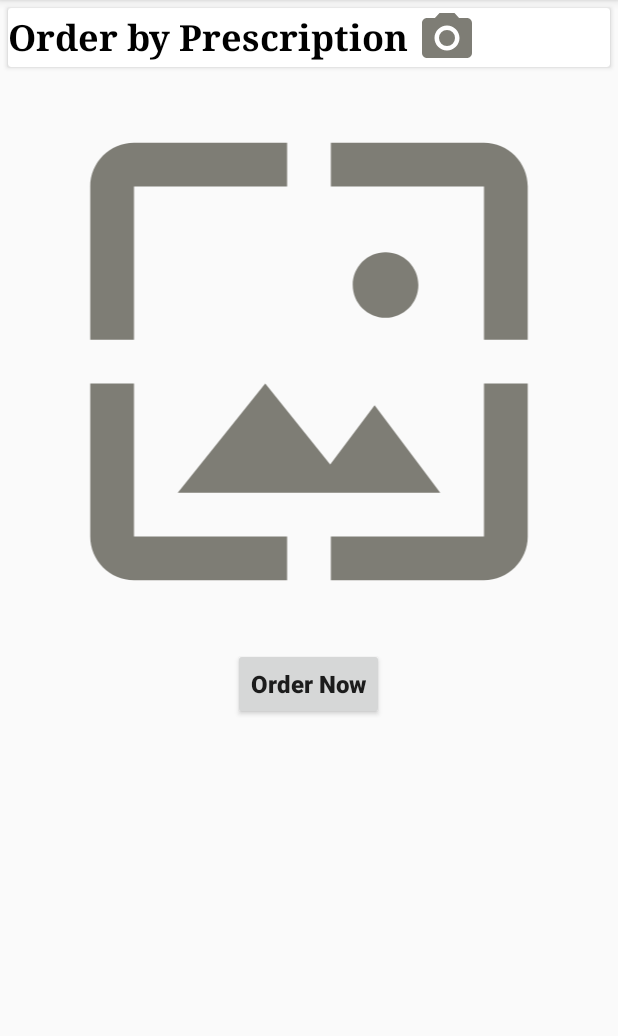
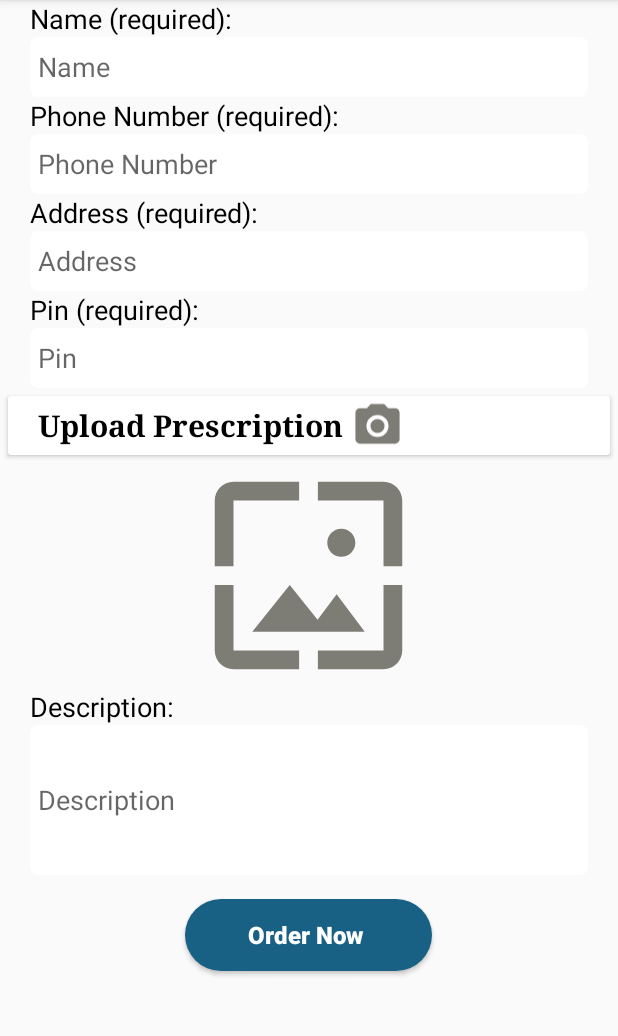
Before and after one commit to SMalik97/Ray_Medicine_cornar, an Android app: the orderby_Prescription screen opened directly, with no data from a screen before it, on a phone screen of 412 x 824 dp, the part 84-1120 px from its top. Run offline under Robolectric (Android 15) with nearby library versions, the phone set to English and light mode, and no system bars; our stand-ins replace Volley; libraries missing offline, so code that uses them is left out: com.afollestad.materialdialogs.

Commit message:
prescription Upload

```diff
--- a/app/build.gradle
+++ b/app/build.gradle
@@ -41,4 +41,5 @@ dependencies {
     implementation 'com.karumi:dexter:5.0.0'
     implementation 'com.android.support:support-v4:29.3.1'
     implementation 'com.github.bumptech.glide:glide:3.8.0'
+    implementation 'com.afollestad.material-dialogs:core:0.9.4.5'
 }
--- a/app/src/main/java/com/example/ray_medicals/OTP_Verification.java
+++ b/app/src/main/java/com/example/ray_medicals/OTP_Verification.java
@@ -131,7 +131,6 @@ String phone;
 
                 });
     }
-
     private void sendVerificationCode(String number){
 
         PhoneAuthProvider.getInstance().verifyPhoneNumber(
--- a/app/src/main/java/com/example/ray_medicals/orderby_Prescription.java
+++ b/app/src/main/java/com/example/ray_medicals/orderby_Prescription.java
@@ -6,8 +6,10 @@ import androidx.appcompat.app.AppCompatActivity;
 import androidx.core.app.ActivityCompat;
 
 import android.Manifest;
+import android.app.AlertDialog;
 import android.app.ProgressDialog;
 import android.content.Context;
+import android.content.DialogInterface;
 import android.content.Intent;
 import android.content.SharedPreferences;
 import android.content.pm.PackageManager;
@@ -15,12 +17,15 @@ import android.graphics.Bitmap;
 import android.graphics.BitmapFactory;
 import android.net.Uri;
 import android.os.Bundle;
+import android.provider.MediaStore;
 import android.util.Base64;
 import android.view.View;
 import android.widget.Button;
+import android.widget.EditText;
 import android.widget.ImageView;
 import android.widget.Toast;
 
+import com.afollestad.materialdialogs.MaterialDialog;
 import com.android.volley.AuthFailureError;
 import com.android.volley.Request;
 import com.android.volley.RequestQueue;
@@ -29,27 +34,47 @@ import com.android.volley.VolleyError;
 import com.android.volley.toolbox.StringRequest;
 import com.android.volley.toolbox.Volley;
 
+import org.json.JSONArray;
+import org.json.JSONException;
+import org.json.JSONObject;
+
 import java.io.ByteArrayOutputStream;
 import java.io.FileNotFoundException;
+import java.io.IOException;
 import java.io.InputStream;
+import java.util.ArrayList;
 import java.util.HashMap;
+import java.util.List;
 import java.util.Map;
 
 public class orderby_Prescription extends AppCompatActivity {
     ProgressDialog progressDialog;
-    final int CODE_GALLERY_REQUEST=999;
+    private int PICK_IMAGE_REQUEST = 1;
     private Bitmap bitmap;
     ImageView cam;
     String url="https://raymedicinecorner.com/android_app/prescription_order.php";
+    String url2="https://raymedicinecorner.com/android_app/user_details.php";
     ImageView pesimg;
     Button upload;
     String login_phone="Null";
-    String p;
+    String p,s;
+    List<List_Data_sl> list_data_sl;
+    String login_status="No";
+    EditText order_name,order_phone,order_address,order_description,pin;
 
     @Override
     protected void onCreate(Bundle savedInstanceState) {
         super.onCreate(savedInstanceState);
         setContentView(R.layout.activity_orderby__prescription);
+
+        list_data_sl=new ArrayList<>();
+
+
+        order_name=(EditText)findViewById(R.id.order_name);
+        order_phone=(EditText)findViewById(R.id.order_phone);
+        order_address=(EditText)findViewById(R.id.order_address);
+        order_description=(EditText)findViewById(R.id.order_description);
+        pin=(EditText)findViewById(R.id.order_pin);
 
         //initialize progress dialog
         progressDialog=new ProgressDialog(this);
@@ -59,6 +84,31 @@ public class orderby_Prescription extends AppCompatActivity {
         SharedPreferences b=getSharedPreferences(login_phone, Context.MODE_PRIVATE);
         p=b.getString("loginPhone","No");
 
+        SharedPreferences sta=getSharedPreferences(login_status, Context.MODE_PRIVATE);
+        s=sta.getString("loginStatus","No");
+
+        if (s.equals("No")){
+            AlertDialog.Builder  dialog=new AlertDialog.Builder(this);
+            dialog.setCancelable(false);
+            dialog.setTitle("Login");
+            dialog.setMessage("To order medicine from our shop you have to login to your account");
+            dialog.setPositiveButton("Login", new DialogInterface.OnClickListener() {
+                @Override
+                public void onClick(DialogInterface dialogInterface, int i) {
+                    Intent l=new Intent(getApplicationContext(),Login.class);
+                    startActivity(l);
+                }
+            }).setNegativeButton("Cancel", new DialogInterface.OnClickListener() {
+                @Override
+                public void onClick(DialogInterface dialogInterface, int i) {
+                    finish();
+                }
+            });
+            dialog.create().show();
+
+        }
+
+
         cam=(ImageView)findViewById(R.id.cam);
         pesimg=(ImageView)findViewById(R.id.pesimg);
         upload=(Button)findViewById(R.id.upload);
@@ -66,69 +116,86 @@ public class orderby_Prescription extends AppCompatActivity {
         upload.setOnClickListener(new View.OnClickListener() {
             @Override
             public void onClick(View view) {
+                if (order_name.getText().toString().trim().equals("")){
+                    order_name.setError("Please Enter Your Name");
+                    order_name.requestFocus();
+                }else if (order_phone.getText().toString().trim().equals("")){
+                    order_phone.setError("Please Enter Your Phone Number");
+                    order_phone.requestFocus();
+                }else if (order_address.getText().toString().trim().equals("")){
+                    order_address.setError("Please Enter Your Address");
+                    order_address.requestFocus();
+                }else if (pin.getText().toString().trim().equals("")){
+                    pin.setError("Please Enter Your Pin Number");
+                    pin.requestFocus();
+                }else if (!pin.getText().toString().trim().equals("711101") && !pin.getText().toString().trim().equals("711102") && !pin.getText().toString().trim().equals("711103")){
+                    showdialog();
+                }else {
                     progressDialog.show();
                     imgupload iu=new imgupload();
                     new Thread(iu).start();
+                }
+
             }
         });
 
         cam.setOnClickListener(new View.OnClickListener() {
             @Override
             public void onClick(View view) {
-                ActivityCompat.requestPermissions(orderby_Prescription.this,new String[]{
-                                Manifest.permission.READ_EXTERNAL_STORAGE},
-                        CODE_GALLERY_REQUEST
-
-                );
+                showOptions();
             }
         });
 
     }
-    //select image from gallery.........................................................
-    @Override
-    public void onRequestPermissionsResult(int requestCode, @NonNull String[] permissions, @NonNull int[] grantResults) {
-        if (requestCode == CODE_GALLERY_REQUEST) {
-            if (grantResults.length > 0 && grantResults[0] == PackageManager.PERMISSION_GRANTED) {
-                Intent intent = new Intent(Intent.ACTION_PICK);
-                intent.setType("image/*");
-                startActivityForResult(Intent.createChooser(intent, "Select Image"), CODE_GALLERY_REQUEST);
-            } else {
-                Toast.makeText(getApplicationContext(), "You don't have permission", Toast.LENGTH_SHORT).show();
-            }
-            return;
-        }
-        super.onRequestPermissionsResult(requestCode, permissions, grantResults);
-    }
-
+    //select image .........................................................
     @Override
     protected void onActivityResult(int requestCode, int resultCode, @Nullable Intent data) {
-        if (requestCode==CODE_GALLERY_REQUEST && resultCode==RESULT_OK && data !=null)
-        {
-            Uri filepath=data.getData();
-
+        super.onActivityResult(requestCode, resultCode, data);
+        //Camera
         try {
-                InputStream inputStream=getContentResolver().openInputStream(filepath);
-                bitmap= BitmapFactory.decodeStream(inputStream);
-                //we can set this bitmap image in a imageview
-                //imageView.setImageBitmap(bitmap);
-                //imgView.setVisibility(View.VISIBLE);
-                //NAME.setVisibility(View.VISIBLE);
+            Bitmap bitmap=(Bitmap)data.getExtras().get("data");
            pesimg.setImageBitmap(bitmap);
+            // Uri uri = data.getData();
+            //bitmap = MediaStore.Images.Media.getBitmap(getContentResolver(), uri);
+        }catch (Exception e){
+            e.printStackTrace();
+        }
 
 
 
 
 
-//upload image to server ...............................................................................
+        // Gallery
+
+        if (requestCode == PICK_IMAGE_REQUEST && resultCode == RESULT_OK && data != null && data.getData() != null) {
+
+            Uri uri = data.getData();
+
+            try {
+                bitmap = MediaStore.Images.Media.getBitmap(getContentResolver(), uri);
 
 
-            } catch (FileNotFoundException e) {
+                pesimg.setImageBitmap(bitmap);
+            } catch (IOException e) {
                 e.printStackTrace();
             }
         }
+    }
 
-        super.onActivityResult(requestCode, resultCode, data);
+    public void openCamera(){
+        if (ActivityCompat.checkSelfPermission(this,Manifest.permission.CAMERA)!= PackageManager.PERMISSION_GRANTED){
+            requestCameraPermission();
+        }else
+        {
+            Intent intent = new Intent(MediaStore.ACTION_IMAGE_CAPTURE); //IMAGE CAPTURE CODE
+            startActivityForResult(intent, 1);
         }
+    }
+
+    private void requestCameraPermission(){
+        ActivityCompat.requestPermissions(this,new String[]{Manifest.permission.CAMERA},1);
+    }
+
     private String imageToString(Bitmap bitmap)
     {
         ByteArrayOutputStream outputStream=new ByteArrayOutputStream();
@@ -150,15 +217,11 @@ public class orderby_Prescription extends AppCompatActivity {
                     Toast.makeText(orderby_Prescription.this, response+"", Toast.LENGTH_SHORT).show();
 
                     progressDialog.dismiss();
-                  //  String u="https://hsgawb.com/android/uploads/"+sp+".png";
-                    //Glide.with(my_profile.this).load(u).diskCacheStrategy(DiskCacheStrategy.NONE).skipMemoryCache(true).into(pic);
                    }
             }, new Response.ErrorListener() {
                 @Override
                 public void onErrorResponse(VolleyError error) {
-                    Toast.makeText(orderby_Prescription.this, error.toString(), Toast.LENGTH_SHORT).show();
-                    //String u="https://hsgawb.com/android/uploads/"+sp+".png";
-                    //Glide.with(my_profile.this).load(u).diskCacheStrategy(DiskCacheStrategy.NONE).skipMemoryCache(true).into(pic);
+                    Toast.makeText(orderby_Prescription.this, "SomeError Occurred!", Toast.LENGTH_SHORT).show();
                      progressDialog.dismiss();
                 }
             }){
@@ -169,6 +232,11 @@ public class orderby_Prescription extends AppCompatActivity {
                     String imageData=imageToString(bitmap);
                     params.put("image", imageData);
                     params.put("phone",p);
+                    params.put("name",order_name.getText().toString().trim());
+                    params.put("phoneno",order_phone.getText().toString().trim());
+                    params.put("address",order_address.getText().toString().trim());
+                    params.put("pin",pin.getText().toString().trim());
+                    params.put("description",order_description.getText().toString().trim());
                     return params;
                 }
             };
@@ -180,4 +248,94 @@ public class orderby_Prescription extends AppCompatActivity {
     }
 
 
+    /*class details implements Runnable{
+        @Override
+        public void run() {
+            StringRequest stringRequest=new StringRequest(Request.Method.POST, url2, new Response.Listener<String>() {
+                @Override
+                public void onResponse(String response) {
+                    try {
+                        JSONObject jsonObject = new JSONObject(response);
+                        JSONArray array = jsonObject.getJSONArray("data");
+
+                        for (int i = 0; i < array.length(); i++) {
+                            JSONObject ob = array.getJSONObject(i);
+                            List_Data_sl listDatasl = new List_Data_sl(
+                                    ob.getString("name"),
+                                    ob.getString("address"),
+                                    ob.getString("phone_no"));
+                            list_data_sl.add(listDatasl);
+                            order_name.setText(listDatasl.getNamef());
+                            order_address.setText(listDatasl.getAddressf());
+                            order_phone.setText(p);
                         }
+
+
+
+
+
+                    } catch (JSONException e) {
+                        e.printStackTrace();
+                        Toast.makeText(orderby_Prescription.this, "e", Toast.LENGTH_SHORT).show();
+                    }
+                }
+            }, new Response.ErrorListener() {
+                @Override
+                public void onErrorResponse(VolleyError error) {
+                    Toast.makeText(orderby_Prescription.this, "e1", Toast.LENGTH_SHORT).show();
+                }
+            }) {
+                @Override
+                protected Map<String, String> getParams() throws AuthFailureError {
+                    Map<String,String> params=new HashMap<String, String>();
+                    params.put("phone",p);
+
+                    return params;
+                }
+            };
+                RequestQueue requestQueue = Volley.newRequestQueue(getApplicationContext());
+                requestQueue.add(stringRequest);
+            }
+        }*/
+    public void showdialog(){
+        androidx.appcompat.app.AlertDialog.Builder builder=new androidx.appcompat.app.AlertDialog.Builder(this);
+        builder.setTitle("Message");
+        builder.setMessage("Sorry! Medicine delivery service for your address is not available yet. It will be available shortly.");
+        builder.setPositiveButton("OK", new DialogInterface.OnClickListener() {
+            @Override
+            public void onClick(DialogInterface dialogInterface, int i) {
+                dialogInterface.dismiss();
+            }
+        });
+        builder.create().show();
+    }
+
+    public void showOptions(){
+        new MaterialDialog.Builder(this)
+                .title("Choose Image")
+                .items(R.array.uploadImages)
+                .itemsIds(R.array.itemIds)
+                .itemsCallback(new MaterialDialog.ListCallback() {
+                    @Override
+                    public void onSelection(MaterialDialog dialog, View view, int which, CharSequence text) {
+                        switch (which) {
+                            case 0:
+                                Intent intent = new Intent();
+                                intent.setType("image/*");
+                                intent.setAction(Intent.ACTION_GET_CONTENT);
+                                startActivityForResult(Intent.createChooser(intent, "Select Picture"), PICK_IMAGE_REQUEST);
+                                break;
+                            case 1:
+                                openCamera();
+                                break;
+                            case 2:
+                                pesimg.setImageResource(R.drawable.ic_wallpaper_black_24dp);
+                                break;
+                        }
+                    }
+                })
+                .show();
+
+    }
+
+    }
--- a/app/src/main/java/com/example/ray_medicals/registration.java
+++ b/app/src/main/java/com/example/ray_medicals/registration.java
@@ -80,7 +80,7 @@ public class registration extends AppCompatActivity {
     public void showdialog(){
         AlertDialog.Builder builder=new AlertDialog.Builder(this);
         builder.setTitle("Message");
-        builder.setMessage("Sorry! Medicine delivery service to your address is not available!");
+        builder.setMessage("Sorry! Medicine delivery service for your address is not available yet. It will available shortly.");
         builder.setPositiveButton("Register Anyway", new DialogInterface.OnClickListener() {
             @Override
             public void onClick(DialogInterface dialogInterface, int i) {
--- /dev/null
+++ b/app/src/main/res/drawable-nodpi/edittext_background.xml
@@ -0,0 +1,19 @@
+<?xml version="1.0" encoding="utf-8"?>
+<shape xmlns:android="http://schemas.android.com/apk/res/android">
+
+    <stroke
+        android:width="0dp"
+        android:color="#ffffff" />
+    <corners
+        android:radius="5dp" />
+
+    <padding
+        android:left="2dp"
+        android:right="2dp"
+        android:top="2dp"
+        android:bottom="2dp" />
+
+    <solid android:color="#ffffff" />
+
+
+</shape>
--- /dev/null
+++ b/app/src/main/res/drawable/order_button.xml
@@ -0,0 +1,19 @@
+<?xml version="1.0" encoding="utf-8"?>
+<shape xmlns:android="http://schemas.android.com/apk/res/android">
+
+    <stroke
+        android:width="0dp"
+        android:color="#ffffff" />
+    <corners
+        android:radius="25dp" />
+
+    <padding
+        android:left="2dp"
+        android:right="2dp"
+        android:top="2dp"
+        android:bottom="2dp" />
+
+    <solid android:color="#186184" />
+
+
+</shape>
--- a/app/src/main/res/layout/activity_orderby__prescription.xml
+++ b/app/src/main/res/layout/activity_orderby__prescription.xml
@@ -16,7 +16,86 @@
         android:layout_height="wrap_content"
         android:orientation="vertical"
        >
-    <LinearLayout
+        <TextView
+            android:layout_width="match_parent"
+            android:layout_height="wrap_content"
+            android:text="Name (required):"
+            android:layout_marginLeft="20dp"
+            android:textColor="#000000"
+            android:textSize="18dp"/>
+        <EditText
+            android:id="@+id/order_name"
+            android:layout_width="match_parent"
+            android:layout_height="40dp"
+            android:hint="Name"
+            android:layout_marginLeft="20dp"
+            android:paddingLeft="5dp"
+            android:textColor="#000000"
+            android:textSize="18dp"
+            android:layout_marginRight="20dp"
+            android:background="@drawable/edittext_background"/>
+
+        <TextView
+            android:layout_width="match_parent"
+            android:layout_height="wrap_content"
+            android:text="Phone Number (required):"
+            android:layout_marginLeft="20dp"
+            android:textColor="#000000"
+            android:textSize="18dp"/>
+        <EditText
+            android:id="@+id/order_phone"
+            android:layout_width="match_parent"
+            android:layout_height="40dp"
+            android:hint="Phone Number"
+            android:layout_marginLeft="20dp"
+            android:paddingLeft="5dp"
+            android:inputType="number"
+            android:textColor="#000000"
+            android:textSize="18dp"
+            android:layout_marginRight="20dp"
+            android:background="@drawable/edittext_background"/>
+
+        <TextView
+            android:layout_width="match_parent"
+            android:layout_height="wrap_content"
+            android:text="Address (required):"
+            android:layout_marginLeft="20dp"
+            android:textColor="#000000"
+            android:textSize="18dp"/>
+        <EditText
+            android:id="@+id/order_address"
+            android:layout_width="match_parent"
+            android:layout_height="40dp"
+            android:hint="Address"
+            android:layout_marginLeft="20dp"
+            android:paddingLeft="5dp"
+            android:textColor="#000000"
+            android:textSize="18dp"
+            android:layout_marginRight="20dp"
+            android:background="@drawable/edittext_background"/>
+
+        <TextView
+            android:layout_width="match_parent"
+            android:layout_height="wrap_content"
+            android:text="Pin (required):"
+            android:layout_marginLeft="20dp"
+            android:textColor="#000000"
+            android:textSize="18dp"/>
+        <EditText
+            android:id="@+id/order_pin"
+            android:layout_width="match_parent"
+            android:layout_height="40dp"
+            android:hint="Pin"
+            android:layout_marginLeft="20dp"
+            android:paddingLeft="5dp"
+            android:inputType="number"
+            android:textColor="#000000"
+            android:textSize="18dp"
+            android:layout_marginRight="20dp"
+            android:background="@drawable/edittext_background"/>
+
+
+        <LinearLayout
         android:id="@+id/linearLayout"
         android:layout_width="match_parent"
         android:layout_height="50dp"
@@ -38,14 +117,16 @@
                     android:layout_width="wrap_content"
                     android:layout_height="wrap_content"
                     android:fontFamily="serif"
-                    android:text="Order by Prescription"
+                    android:text="Upload Prescription"
                     android:textColor="#000000"
-                    android:textSize="24sp"
+                    android:gravity="center"
+                    android:textSize="20sp"
+                    android:layout_marginLeft="20dp"
                     android:textStyle="bold" />
 
                 <ImageView
                     android:id="@+id/cam"
-                    android:layout_width="40dp"
+                    android:layout_width="35dp"
                     android:layout_height="40dp"
                     android:layout_marginLeft="5dp"
                     android:src="@drawable/ic_camera_alt_black_24dp" />
@@ -56,26 +137,46 @@
 
     <ImageView
         android:id="@+id/pesimg"
-        android:layout_width="match_parent"
-        android:layout_height="350dp"
-        android:layout_marginStart="16dp"
-        android:layout_marginTop="16dp"
-        android:layout_marginEnd="16dp"
+        android:layout_width="150dp"
+        android:layout_height="150dp"
+        android:layout_gravity="center_horizontal"
         app:layout_constraintEnd_toEndOf="parent"
         app:layout_constraintStart_toStartOf="parent"
         app:layout_constraintTop_toBottomOf="@+id/linearLayout"
         app:srcCompat="@drawable/ic_wallpaper_black_24dp" />
+        <TextView
+            android:layout_width="match_parent"
+            android:layout_height="wrap_content"
+            android:text="Description:"
+            android:layout_marginLeft="20dp"
+            android:textColor="#000000"
+            android:textSize="18dp"/>
+        <EditText
+            android:id="@+id/order_description"
+            android:layout_width="match_parent"
+            android:layout_height="wrap_content"
+            android:minHeight="100dp"
+            android:hint="Description"
+            android:layout_marginLeft="20dp"
+            android:paddingLeft="5dp"
+            android:textColor="#000000"
+            android:textSize="18dp"
+            android:layout_marginRight="20dp"
+            android:background="@drawable/edittext_background"/>
+
 
     <Button
         android:id="@+id/upload"
         android:layout_width="wrap_content"
         android:layout_height="wrap_content"
         android:layout_marginTop="16dp"
-        android:text="Order Now"
+        android:text="          Order Now           "
         android:textAllCaps="false"
+        android:textColor="#ffffff"
         android:textSize="16dp"
         android:layout_gravity="center_horizontal"
         android:textStyle="bold"
+        android:background="@drawable/order_button"
         app:layout_constraintEnd_toEndOf="parent"
         app:layout_constraintStart_toStartOf="parent"
         app:layout_constraintTop_toBottomOf="@+id/pesimg"
--- /dev/null
+++ b/app/src/main/res/values/arrays.xml
@@ -0,0 +1,16 @@
+<?xml version="1.0" encoding="utf-8"?>
+<resources>
+
+    <string-array name="uploadImages">
+        <item>Pick from gallery</item>
+        <item>Click from camera</item>
+        <item>Remove image</item>
+    </string-array>
+
+    <string-array name="itemIds">
+        <item>gallery_image</item>
+        <item>camera_image</item>
+        <item>remove_image</item>
+    </string-array>
+
+</resources>
--- a/app/src/main/res/values/colors.xml
+++ b/app/src/main/res/values/colors.xml
@@ -1,7 +1,7 @@
 <?xml version="1.0" encoding="utf-8"?>
 <resources>
     <color name="colorPrimary">#910582</color>
-    <color name="colorPrimaryDark">#00574B</color>
+    <color name="colorPrimaryDark">#910560</color>
     <color name="colorAccent">#F11118</color>
     <color name="colorbak">#B9000000</color>
     <color name="text">#B10A19A2</color>
```
Also changed, not shown: app/src/main/AndroidManifest.xml (+7 -3 lines), app/src/main/java/com/example/ray_medicals/HomePage.java (+5 -2 lines), app/src/main/java/com/example/ray_medicals/Login.java (+11 -5 lines), app/src/main/java/com/example/ray_medicals/MainActivity.java (+12 -8 lines), app/src/main/java/com/example/ray_medicals/Services_page.java (+7 -5 lines), app/src/main/java/com/example/ray_medicals/doctors.java (+98 -31 lines), app/src/main/res/layout/bottom_services.xml (+13 -5 lines). Lines whose indentation alone changed are shown as unchanged.
